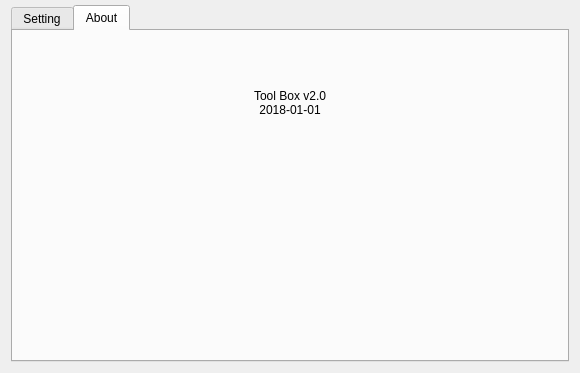
The window that ToolBox/mainwindow.ui (ZhangYuyinGItHub/ToolBox) describes before a commit, drawn with Qt 5.
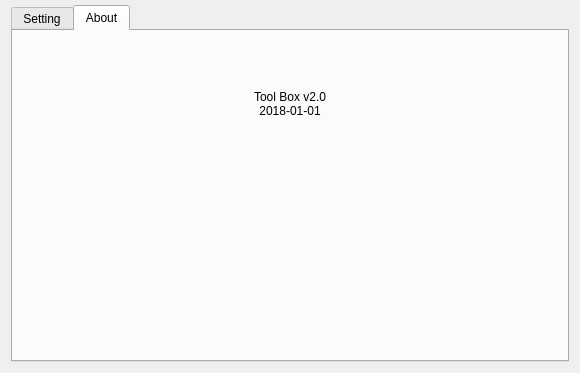
The same window after the commit. Icons and pictures are not drawn.

Patch:
```diff
--- a/ToolBox/mainwindow.ui
+++ b/ToolBox/mainwindow.ui
@@ -87,6 +87,9 @@
        <layout class="QVBoxLayout" name="verticalLayout_8">
         <item>
          <layout class="QVBoxLayout" name="verticalLayout_7" stretch="3,5,4">
+          <property name="spacing">
+           <number>5</number>
+          </property>
           <item>
            <widget class="QLabel" name="label_5">
             <property name="text">
```
